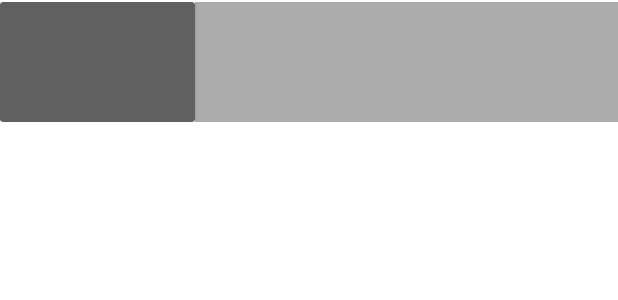
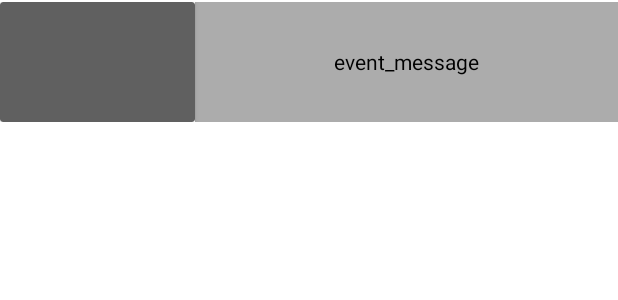
Before and after one commit to Avt0r/Chess, an Android app: the layout history_list_item.xml on its own in the app's theme, with its tools: preview values and no code run, on a phone screen of 412 x 824 dp. Shown: the top 300 px of the screen. Run offline under Robolectric (Android 15) with nearby library versions, the phone set to English and light mode, and no system bars.

Commit message:
Chess App

```diff
--- a/app/src/main/res/layout/history_list_item.xml
+++ b/app/src/main/res/layout/history_list_item.xml
@@ -11,6 +11,7 @@
     android:gravity="center"
     android:layout_marginTop="1dp">
     <androidx.cardview.widget.CardView
+        android:id="@+id/event_object"
         android:layout_width="130dp"
         android:layout_height="80dp"
         android:backgroundTint="@color/gray">
@@ -48,6 +49,8 @@
         android:layout_width="match_parent"
         android:layout_height="80dp"
         android:background="@color/light_gray"
-        android:textColor="@color/black"/>
+        android:textColor="@color/black"
+        android:gravity="center"
+        android:text="event_message"/>
 </LinearLayout>
 </androidx.constraintlayout.widget.ConstraintLayout>
```
